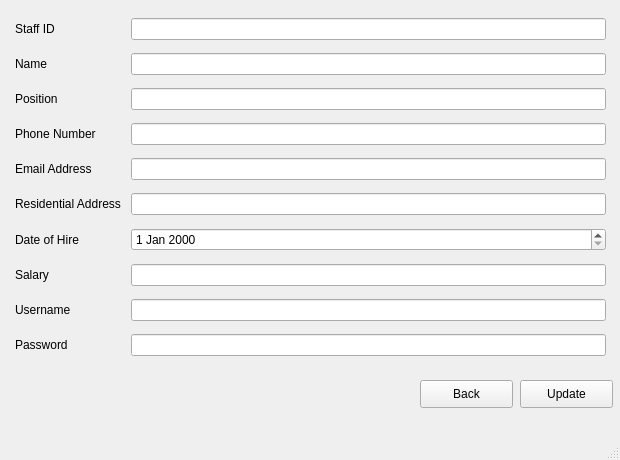
Old version of the form ui_files/StaffUpdate.ui in the repository TahaZahid05/Restaurant-Managment-System.
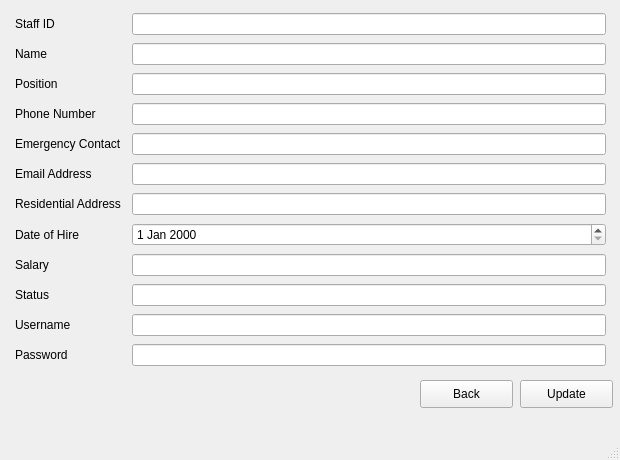
New version of the form.

Commit message: final checking done for staff functions

```diff
--- a/ui_files/StaffUpdate.ui
+++ b/ui_files/StaffUpdate.ui
@@ -39,10 +39,10 @@
       <x>10</x>
       <y>10</y>
       <width>601</width>
-      <height>361</height>
+      <height>371</height>
      </rect>
     </property>
-    <layout class="QGridLayout" name="gridLayout" rowstretch="0,0,0,0,0,0,0,0,0,0" columnstretch="0,0">
+    <layout class="QGridLayout" name="gridLayout" rowstretch="0,0,0,0,0,0,0,0,0,0,0,0" columnstretch="0,0">
      <property name="leftMargin">
       <number>5</number>
      </property>
@@ -55,9 +55,36 @@
      <property name="verticalSpacing">
       <number>5</number>
      </property>
-     <item row="8" column="1">
+     <item row="1" column="0">
+      <widget class="QLabel" name="label_5">
+       <property name="text">
+        <string>Name</string>
+       </property>
+      </widget>
+     </item>
+     <item row="8" column="0">
+      <widget class="QLabel" name="label_3">
+       <property name="text">
+        <string>Salary</string>
+       </property>
+      </widget>
+     </item>
+     <item row="7" column="0">
+      <widget class="QLabel" name="label">
+       <property name="text">
+        <string>Date of Hire</string>
+       </property>
+      </widget>
+     </item>
+     <item row="2" column="1">
+      <widget class="QLineEdit" name="lineEdit_4"/>
+     </item>
+     <item row="10" column="1">
       <widget class="QLineEdit" name="lineEdit_8"/>
      </item>
+     <item row="8" column="1">
+      <widget class="QLineEdit" name="lineEdit_2"/>
+     </item>
      <item row="0" column="0">
       <widget class="QLabel" name="label_7">
        <property name="text">
@@ -65,62 +92,35 @@
        </property>
       </widget>
      </item>
-     <item row="0" column="1">
-      <widget class="QLineEdit" name="lineEdit_7"/>
-     </item>
-     <item row="5" column="1">
+     <item row="6" column="1">
       <widget class="QLineEdit" name="lineEdit"/>
      </item>
-     <item row="5" column="0">
+     <item row="6" column="0">
       <widget class="QLabel" name="label_2">
        <property name="text">
         <string>Residential Address</string>
        </property>
       </widget>
      </item>
+     <item row="0" column="1">
+      <widget class="QLineEdit" name="lineEdit_7"/>
+     </item>
      <item row="7" column="1">
-      <widget class="QLineEdit" name="lineEdit_2"/>
-     </item>
-     <item row="6" column="1">
       <widget class="QDateEdit" name="dateEdit"/>
      </item>
-     <item row="6" column="0">
-      <widget class="QLabel" name="label">
+     <item row="4" column="0">
+      <widget class="QLabel" name="label_11">
        <property name="text">
-        <string>Date of Hire</string>
+        <string>Emergency Contact</string>
        </property>
       </widget>
      </item>
-     <item row="7" column="0">
-      <widget class="QLabel" name="label_3">
-       <property name="text">
-        <string>Salary</string>
-       </property>
-      </widget>
-     </item>
-     <item row="2" column="1">
-      <widget class="QLineEdit" name="lineEdit_4"/>
-     </item>
-     <item row="1" column="0">
-      <widget class="QLabel" name="label_5">
-       <property name="text">
-        <string>Name</string>
-       </property>
-      </widget>
-     </item>
-     <item row="1" column="1">
-      <widget class="QLineEdit" name="lineEdit_3"/>
+     <item row="4" column="1">
+      <widget class="QLineEdit" name="lineEdit_10"/>
      </item>
      <item row="3" column="1">
       <widget class="QLineEdit" name="lineEdit_5"/>
      </item>
-     <item row="3" column="0">
-      <widget class="QLabel" name="label_9">
-       <property name="text">
-        <string>Phone Number</string>
-       </property>
-      </widget>
-     </item>
      <item row="2" column="0">
       <widget class="QLabel" name="label_6">
        <property name="text">
@@ -128,33 +128,53 @@
        </property>
       </widget>
      </item>
-     <item row="4" column="1">
+     <item row="5" column="1">
       <widget class="QLineEdit" name="lineEdit_6"/>
      </item>
-     <item row="4" column="0">
+     <item row="3" column="0">
+      <widget class="QLabel" name="label_9">
+       <property name="text">
+        <string>Phone Number</string>
+       </property>
+      </widget>
+     </item>
+     <item row="1" column="1">
+      <widget class="QLineEdit" name="lineEdit_3"/>
+     </item>
+     <item row="5" column="0">
       <widget class="QLabel" name="label_8">
        <property name="text">
         <string>Email Address</string>
        </property>
       </widget>
      </item>
-     <item row="8" column="0">
+     <item row="10" column="0">
       <widget class="QLabel" name="label_4">
        <property name="text">
         <string>Username</string>
        </property>
       </widget>
      </item>
-     <item row="9" column="1">
+     <item row="11" column="1">
       <widget class="QLineEdit" name="lineEdit_9"/>
      </item>
-     <item row="9" column="0">
+     <item row="11" column="0">
       <widget class="QLabel" name="label_10">
        <property name="text">
         <string>Password</string>
        </property>
       </widget>
      </item>
+     <item row="9" column="1">
+      <widget class="QLineEdit" name="lineEdit_11"/>
+     </item>
+     <item row="9" column="0">
+      <widget class="QLabel" name="label_12">
+       <property name="text">
+        <string>Status</string>
+       </property>
+      </widget>
+     </item>
     </layout>
    </widget>
    <widget class="QPushButton" name="backButton">
```
The commit also changes 2 other files.
